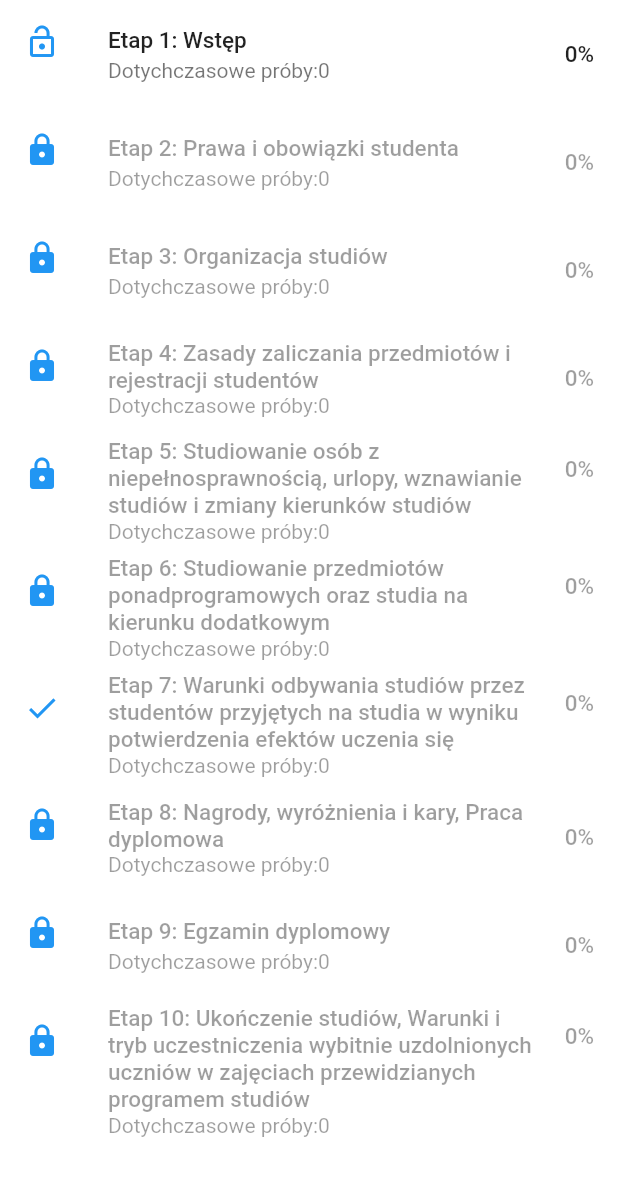
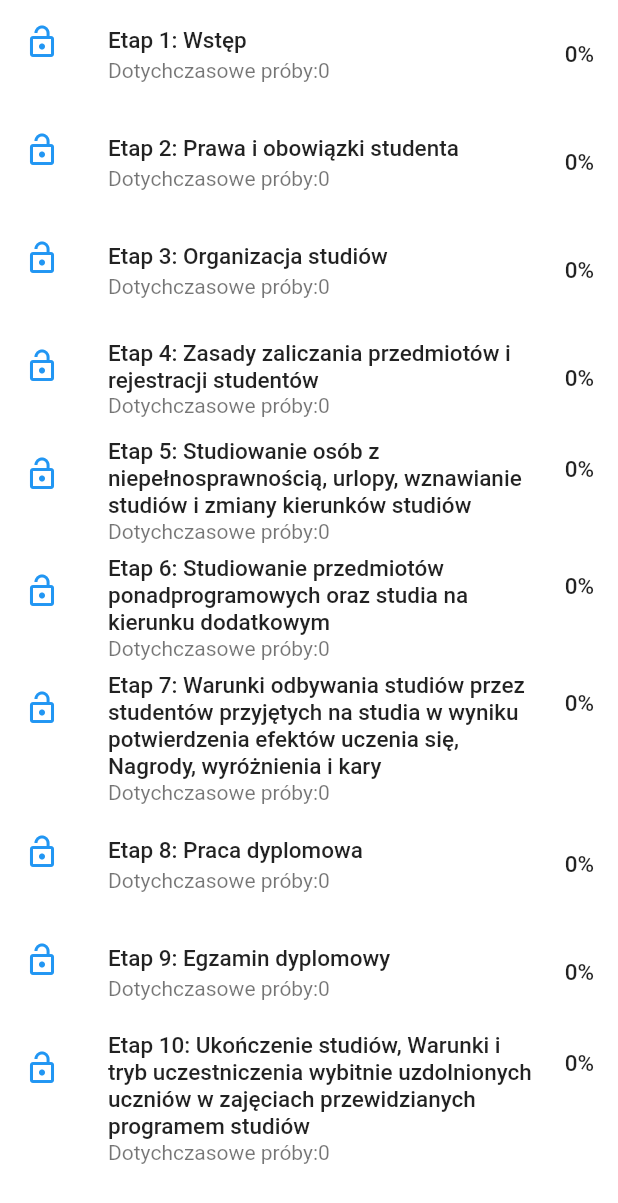
Before and after one commit to dawidpytka/Quiz_mobilne, a Flutter app: the screen it shows after launch, after a tap on "Rozpocznij grę", on a phone screen of 412 x 824 dp. Shown: the top 1203 px of the screen. Run offline on Flutter 3.47's test engine with Material 2 defaults, Android fonts, the phone set to English and light mode, and no system bars; our stand-ins replace sqflite; missing offline and left inert: pdftron_flutter; accounts and stored records are empty.

Commit message:
poprawki pytań

```diff
--- a/lib/Stages.dart
+++ b/lib/Stages.dart
@@ -96,7 +96,7 @@ bool checkIfCurrentStage(int number)
   if(number == QuestionsData.getInstance().unlockedStage) {
     return true;
   }
-  return false;
+  return true;
 }
 
 List<String> stagesNames = [
@@ -106,8 +106,8 @@ List<String> stagesNames = [
   "Etap 4: Zasady zaliczania przedmiotów i rejestracji studentów",
   "Etap 5: Studiowanie osób z niepełnosprawnością, urlopy, wznawianie studiów i zmiany kierunków studiów ",
   "Etap 6: Studiowanie przedmiotów ponadprogramowych oraz studia na kierunku dodatkowym",
-  "Etap 7: Warunki odbywania studiów przez studentów przyjętych na studia w wyniku potwierdzenia efektów uczenia się",
-  "Etap 8: Nagrody, wyróżnienia i kary, Praca dyplomowa",
+  "Etap 7: Warunki odbywania studiów przez studentów przyjętych na studia w wyniku potwierdzenia efektów uczenia się, Nagrody, wyróżnienia i kary",
+  "Etap 8: Praca dyplomowa",
   "Etap 9: Egzamin dyplomowy",
   "Etap 10: Ukończenie studiów, Warunki i tryb uczestniczenia wybitnie uzdolnionych uczniów w zajęciach przewidzianych programem studiów"
 ];
--- a/lib/questionsData.dart
+++ b/lib/questionsData.dart
@@ -1032,20 +1032,6 @@ class QuestionsData {
     ));
 
     questions.add(Question(
-        id: 77,
-        stageNumber: 10,
-        question: 'Kiedy następuje ukończenie studiów?',
-        answers: [
-          'Z dniem złożenia egzaminu dyplomowego',
-          'Z dniem uzyskania 200 punktów ECTS',
-          'Studiuje się całe życie',
-          '14 dni po złożeniu egzaminu dyplomowego'
-        ],
-        correctAnswer: 'Z dniem złożenia egzaminu dyplomowego',
-        done: 0
-    ));
-
-    questions.add(Question(
         id: 78,
         stageNumber: 10,
         question: 'Kiedy następuje ukończenie studiów?',
@@ -1071,19 +1057,7 @@ class QuestionsData {
         correctAnswer: 'Dyrektora szkoły',
         done: 0
     ));
-    questions.add(Question(
-        id: 150,
-        stageNumber: 10,
-        question: 'Do czego NIE ma prawa uczeń dopuszczony do uczestnictwa w zajęciach?',
-        answers: [
-          'Korzystania z pomieszczeń dydaktyczncych',
-          'Uczestniczenia w działalności studenckiego ruchu naukowego',
-          'Korzystania z pomocy ze strony pracowników uczelni',
-          'Mieszkania w akademiku'
-        ],
-        correctAnswer: 'Mieszkania w akademiku',
-        done: 0
-    ));
+
     questions.add(Question(
         id: 80,
         stageNumber: 10,
@@ -1112,34 +1086,6 @@ class QuestionsData {
     ));
 
     questions.add(Question(
-        id: 151,
-        stageNumber: 10,
-        question: 'Co otrzymuje uczeń po zaliczeniu zajęć?',
-        answers: [
-          'Odznakę dzielnego studenta',
-          'Potwierdzenie udziału w zajęciach i zaliczenia przedmiotu',
-          'Tytuł profesora',
-          'Stypendium rektora'
-        ],
-        correctAnswer: 'Potwierdzenie udziału w zajęciach i zaliczenia przedmiotu',
-        done: 0
-    ));
-
-    questions.add(Question(
-        id: 152,
-        stageNumber: 10,
-        question: 'Co musi zrobić uczeń przed przystąpieniem do zajęć ?',
-        answers: [
-          'Odbyć szkolenie ochrony ppoż i bhp',
-          'Wypisać się ze szkoły',
-          'Odbyć egzamin wstępny',
-          'Zapłacić za wyrobienie legitymacji studenckiej'
-        ],
-        correctAnswer: 'Odbyć szkolenie ochrony ppoż i bhp',
-        done: 0
-    ));
-
-    questions.add(Question(
         id: 82,
         stageNumber: 10,
         question: 'Co musi zrobić uczeń przed przystąpieniem do zajęć ?',
@@ -1155,20 +1101,6 @@ class QuestionsData {
 // 12
     questions.add(Question(
         id: 83,
-        stageNumber: 9,
-        question: 'Co NIE jest wymagane do wyznaczenia terminu egzaminu dyplomowego?',
-        answers: [
-          'Zaliczenie praktyk zawodowych',
-          'Pozytywna ocena pracy dyplomowej',
-          'Potwierdzenie oryginalności pracy dyplomowej',
-          'Wniosek do rektora'
-        ],
-        correctAnswer: 'Wniosek do rektora',
-        done: 0
-    ));
-
-    questions.add(Question(
-        id: 84,
         stageNumber: 9,
         question: 'Co NIE jest wymagane do wyznaczenia terminu egzaminu dyplomowego?',
         answers: [
@@ -1322,20 +1254,6 @@ class QuestionsData {
     ));
 
     questions.add(Question(
-        id: 94,
-        stageNumber: 8,
-        question: 'Kiedy student może zapoznać się z treścią recenzji?',
-        answers: [
-          'Dwa dni przed wyznaczeniem terminu egzaminu dyplomowego',
-          'Dwa dni po recenzji pracy dyplomowej',
-          'Tydzień przed wyznaczeniem terminu egzaminu dyplomowego',
-          'Tydzień po recenzji pracy dyplomowej'
-        ],
-        correctAnswer:  'Dwa dni przed wyznaczeniem terminu egzaminu dyplomowego',
-        done: 0
-    ));
-
-    questions.add(Question(
         id: 95,
         stageNumber: 8,
         question: 'Praca dyplomowa nie może być:',
@@ -1349,23 +1267,39 @@ class QuestionsData {
         done: 0
     ));
 
+// 9-10
+
     questions.add(Question(
-        id: 96,
-        stageNumber: 8,
-        question: 'Praca dyplomowa nie może być:',
+        id: 99,
+        stageNumber: 7,
+        question: 'Liczba punktów ECTS przyznanych w wyniku potwierdzenia efektów uczenia się nie może przekroczyć:',
         answers: [
-          'Wykonywana poza Politechniką Łódzką',
-          'Oparta o projekt zespołowy',
-          'Napisana w języku innym niż języku prowadzenia studiów',
-          'Napisana przez kolegę'
+          '50%',
+          'Nie ma limityu',
+          '40%',
+          '60%'
         ],
-        correctAnswer:  'Napisana przez kolegę',
+        correctAnswer:  '50%',
         done: 0
     ));
-// 9-10
+
+    questions.add(Question(
+        id: 101,
+        stageNumber: 7,
+        question: 'Dla studenta przyjętego na studia w wyniku potwierdzenia efektów uczenia się Prodziekan może:',
+        answers: [
+          'Określić indywidualną organizację studiów',
+          'Powołać opiekuna mającego co najmniej stopień doktora',
+          'Określić indywidualne warunki rejestracji na kolejna lata studiów',
+          'Przydzielić stypendium'
+        ],
+        correctAnswer:  'Przydzielić stypendium',
+        done: 0
+    ));
+
     questions.add(Question(
         id: 97,
-        stageNumber: 8,
+        stageNumber: 7,
         question: 'Karą dyscyplinarną nie jest:',
         answers: [
           'Wydalenie z uczelni',
@@ -1379,7 +1313,7 @@ class QuestionsData {
 
     questions.add(Question(
         id: 98,
-        stageNumber: 8,
+        stageNumber: 7,
         question: 'Kryterią przyznawania stypendiów, nagród i wyróżnień nie są:',
         answers: [
           'Wyjątkowo dobry wyniki w nauce',
```
